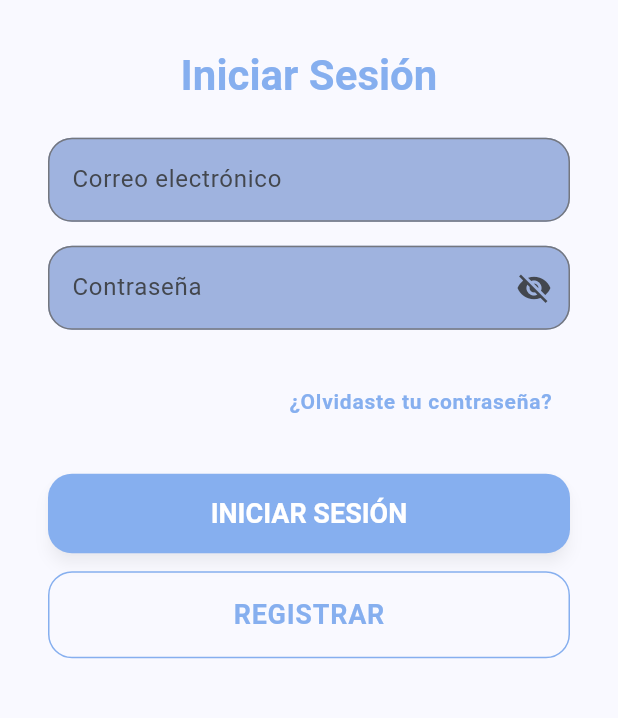
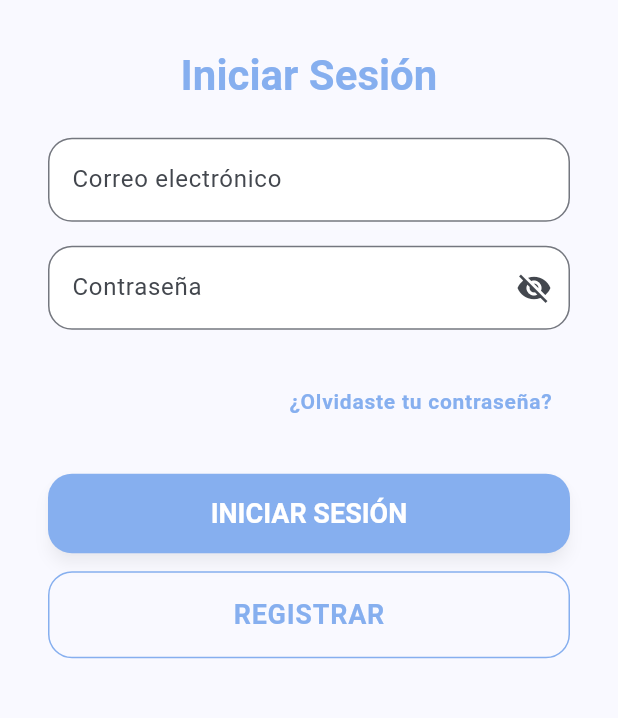
Before and after one commit to G-33-movile-applications/flutter, a Flutter app: the screen it shows after launch, on a phone screen of 412 x 824 dp, the part 379-1097 px from its top. Run offline on Flutter 3.47's test engine with Material 3 defaults, Android fonts, the phone set to English and light mode, and no system bars; our stand-ins replace battery_plus, cloud_firestore, connectivity_plus, file_picker, firebase_auth, firebase_core and 8 more; missing offline and left inert: flutter_nfc_kit, google_mlkit_text_recognition, ndef, syncfusion_flutter_pdf; accounts and stored records are empty; Roboto replaces fonts that are missing (Balsamiq Sans, Poetsen One).

Commit message:
light mode bug corrected

```diff
--- a/mymeds/lib/theme/app_theme.dart
+++ b/mymeds/lib/theme/app_theme.dart
@@ -35,7 +35,7 @@ class AppTheme {
         seedColor: primaryColor,
         brightness: Brightness.light,
         primary: primaryColor,
-        surface: cardColor,
+        surface: Colors.white,
       ),
 
       // AppBar theme
@@ -145,7 +145,7 @@ class AppTheme {
 
       // Card theme
       cardTheme: CardThemeData(
-        color: cardColor,
+        color: Colors.white,
         elevation: 2,
         shadowColor: Colors.black12,
         shape: RoundedRectangleBorder(
```
